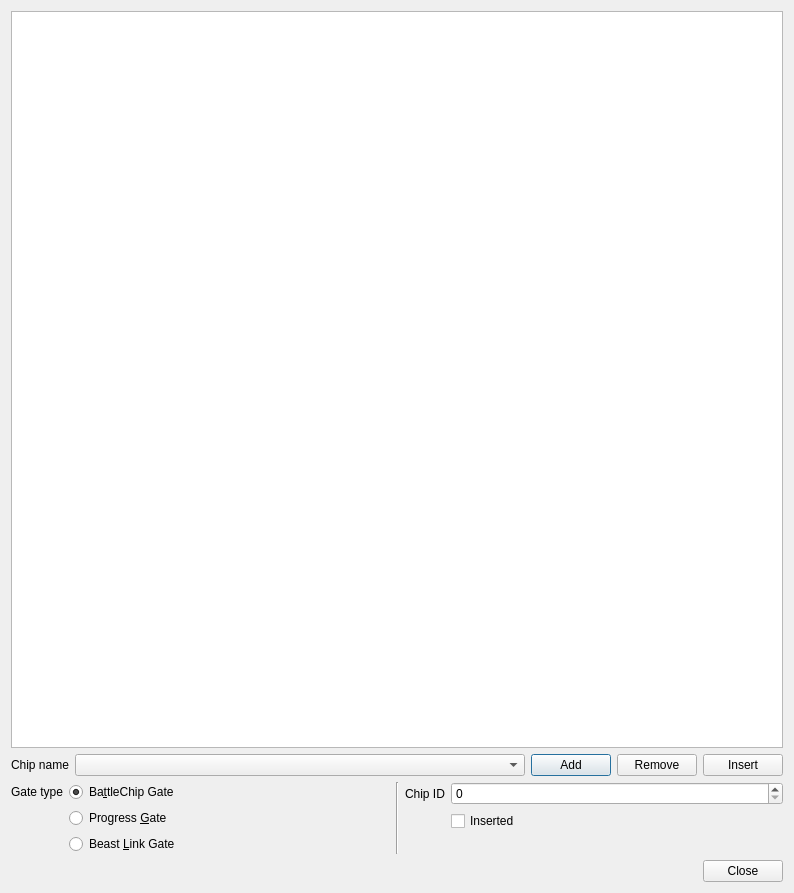
First picture: the form in Libretro/mgba/src/platform/qt/BattleChipView.ui, repository kiddreads/Avalon-copy2, before the edit.
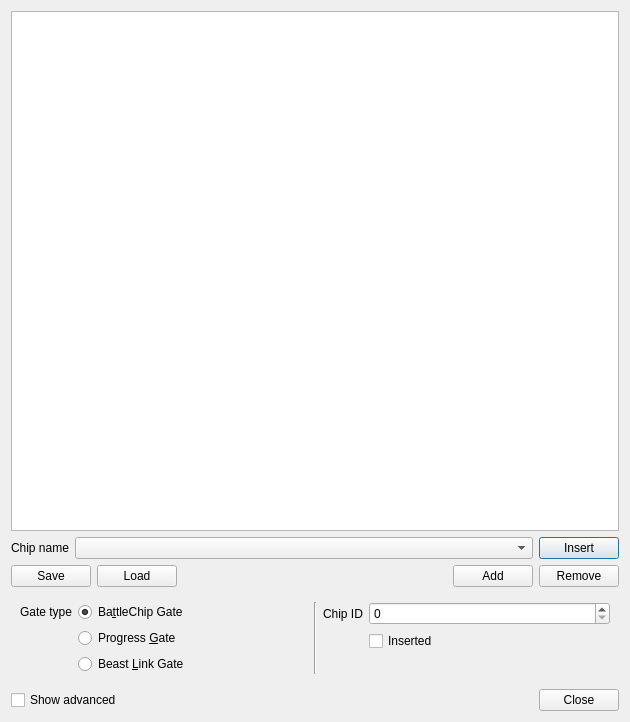
Second picture: the form after the edit.

Commit message: Qt: Add BattleChip "deck" save/load

```diff
--- a/Libretro/mgba/src/platform/qt/BattleChipView.ui
+++ b/Libretro/mgba/src/platform/qt/BattleChipView.ui
@@ -6,121 +6,15 @@
    <rect>
     <x>0</x>
     <y>0</y>
-    <width>794</width>
-    <height>893</height>
+    <width>630</width>
+    <height>722</height>
    </rect>
   </property>
   <property name="windowTitle">
    <string>BattleChip Gate</string>
   </property>
-  <layout class="QGridLayout" name="gridLayout" rowstretch="1,0,0,0,0" columnstretch="1,0,1">
-   <item row="2" column="0">
-    <layout class="QFormLayout" name="formLayout_2">
-     <item row="1" column="0">
-      <widget class="QLabel" name="label_3">
-       <property name="text">
-        <string>Gate type</string>
-       </property>
-      </widget>
-     </item>
-     <item row="1" column="1">
-      <widget class="QRadioButton" name="gateBattleChip">
-       <property name="text">
-        <string>Ba&amp;ttleChip Gate</string>
-       </property>
-       <property name="checked">
-        <bool>true</bool>
-       </property>
-      </widget>
-     </item>
-     <item row="2" column="1">
-      <widget class="QRadioButton" name="gateProgress">
-       <property name="text">
-        <string>Progress &amp;Gate</string>
-       </property>
-      </widget>
-     </item>
-     <item row="3" column="1">
-      <widget class="QRadioButton" name="gateBeastLink">
-       <property name="text">
-        <string>Beast &amp;Link Gate</string>
-       </property>
-      </widget>
-     </item>
-    </layout>
-   </item>
-   <item row="2" column="2">
-    <layout class="QFormLayout" name="formLayout_3">
-     <item row="0" column="0">
-      <widget class="QLabel" name="label">
-       <property name="text">
-        <string>Chip ID</string>
-       </property>
-      </widget>
-     </item>
-     <item row="0" column="1">
-      <widget class="QSpinBox" name="chipId">
-       <property name="maximum">
-        <number>65535</number>
-       </property>
-      </widget>
-     </item>
-     <item row="1" column="1">
-      <widget class="QCheckBox" name="inserted">
-       <property name="text">
-        <string>Inserted</string>
-       </property>
-      </widget>
-     </item>
-    </layout>
-   </item>
-   <item row="2" column="1">
-    <widget class="Line" name="line">
-     <property name="orientation">
-      <enum>Qt::Vertical</enum>
-     </property>
-    </widget>
-   </item>
-   <item row="1" column="0" colspan="3">
-    <layout class="QHBoxLayout" name="horizontalLayout_2" stretch="1,0,0,0">
-     <item>
-      <layout class="QFormLayout" name="formLayout_4">
-       <item row="0" column="1">
-        <widget class="QComboBox" name="chipName"/>
-       </item>
-       <item row="0" column="0">
-        <widget class="QLabel" name="label_2">
-         <property name="text">
-          <string>Chip name</string>
-         </property>
-        </widget>
-       </item>
-      </layout>
-     </item>
-     <item>
-      <widget class="QPushButton" name="add">
-       <property name="text">
-        <string>Add</string>
-       </property>
-      </widget>
-     </item>
-     <item>
-      <widget class="QPushButton" name="remove">
-       <property name="text">
-        <string>Remove</string>
-       </property>
-      </widget>
-     </item>
-     <item>
-      <widget class="QPushButton" name="insert">
-       <property name="text">
-        <string>Insert</string>
-       </property>
-      </widget>
-     </item>
-    </layout>
-   </item>
-   <item row="0" column="0" colspan="3">
+  <layout class="QVBoxLayout" name="verticalLayout" stretch="1,0,0,0,0">
+   <item>
     <widget class="QListWidget" name="chipList">
      <property name="acceptDrops">
       <bool>true</bool>
@@ -160,13 +54,170 @@
      </property>
     </widget>
    </item>
-   <item row="4" column="0" colspan="3">
-    <widget class="QDialogButtonBox" name="buttonBox">
-     <property name="standardButtons">
-      <set>QDialogButtonBox::Close</set>
-     </property>
+   <item>
+    <layout class="QHBoxLayout" name="horizontalLayout_2" stretch="1,0">
+     <item>
+      <layout class="QFormLayout" name="formLayout_4">
+       <item row="0" column="1">
+        <widget class="QComboBox" name="chipName"/>
+       </item>
+       <item row="0" column="0">
+        <widget class="QLabel" name="label_2">
+         <property name="text">
+          <string>Chip name</string>
+         </property>
+        </widget>
+       </item>
+      </layout>
+     </item>
+     <item>
+      <widget class="QPushButton" name="insert">
+       <property name="text">
+        <string>Insert</string>
+       </property>
+      </widget>
+     </item>
+    </layout>
+   </item>
+   <item>
+    <layout class="QHBoxLayout" name="horizontalLayout_3">
+     <item>
+      <widget class="QPushButton" name="save">
+       <property name="text">
+        <string>Save</string>
+       </property>
+      </widget>
+     </item>
+     <item>
+      <widget class="QPushButton" name="load">
+       <property name="text">
+        <string>Load</string>
+       </property>
+      </widget>
+     </item>
+     <item>
+      <spacer name="horizontalSpacer">
+       <property name="orientation">
+        <enum>Qt::Horizontal</enum>
+       </property>
+       <property name="sizeHint" stdset="0">
+        <size>
+         <width>40</width>
+         <height>20</height>
+        </size>
+       </property>
+      </spacer>
+     </item>
+     <item>
+      <widget class="QPushButton" name="add">
+       <property name="text">
+        <string>Add</string>
+       </property>
+      </widget>
+     </item>
+     <item>
+      <widget class="QPushButton" name="remove">
+       <property name="text">
+        <string>Remove</string>
+       </property>
+      </widget>
+     </item>
+    </layout>
+   </item>
+   <item>
+    <widget class="QWidget" name="advanced" native="true">
+	 <property name="visible">
+	  <bool>false</bool>
+	 </property>
+     <layout class="QHBoxLayout" name="horizontalLayout_4">
+      <item>
+       <layout class="QFormLayout" name="formLayout_2">
+        <item row="1" column="0">
+         <widget class="QLabel" name="label_3">
+          <property name="text">
+           <string>Gate type</string>
+          </property>
+         </widget>
+        </item>
+        <item row="1" column="1">
+         <widget class="QRadioButton" name="gateBattleChip">
+          <property name="text">
+           <string>Ba&amp;ttleChip Gate</string>
+          </property>
+          <property name="checked">
+           <bool>true</bool>
+          </property>
+         </widget>
+        </item>
+        <item row="2" column="1">
+         <widget class="QRadioButton" name="gateProgress">
+          <property name="text">
+           <string>Progress &amp;Gate</string>
+          </property>
+         </widget>
+        </item>
+        <item row="3" column="1">
+         <widget class="QRadioButton" name="gateBeastLink">
+          <property name="text">
+           <string>Beast &amp;Link Gate</string>
+          </property>
+         </widget>
+        </item>
+       </layout>
+      </item>
+      <item>
+       <widget class="Line" name="line">
+        <property name="orientation">
+         <enum>Qt::Vertical</enum>
+        </property>
+       </widget>
+      </item>
+      <item>
+       <layout class="QFormLayout" name="formLayout_5">
+        <item row="0" column="0">
+         <widget class="QLabel" name="label_4">
+          <property name="text">
+           <string>Chip ID</string>
+          </property>
+         </widget>
+        </item>
+        <item row="0" column="1">
+         <widget class="QSpinBox" name="chipId">
+          <property name="maximum">
+           <number>65535</number>
+          </property>
+         </widget>
+        </item>
+        <item row="1" column="1">
+         <widget class="QCheckBox" name="inserted">
+          <property name="text">
+           <string>Inserted</string>
+          </property>
+         </widget>
+        </item>
+       </layout>
+      </item>
+     </layout>
     </widget>
    </item>
+   <item>
+    <layout class="QHBoxLayout" name="horizontalLayout_5">
+     <item>
+      <widget class="QCheckBox" name="showAdvanced">
+       <property name="text">
+        <string>Show advanced</string>
+       </property>
+      </widget>
+     </item>
+     <item>
+      <widget class="QDialogButtonBox" name="buttonBox">
+       <property name="standardButtons">
+        <set>QDialogButtonBox::Close</set>
+       </property>
+      </widget>
+     </item>
+    </layout>
+   </item>
   </layout>
  </widget>
  <resources/>
```
Left out of the diff: 26 changed lines with no effect on the pictures. The commit also changes 2 other files.
